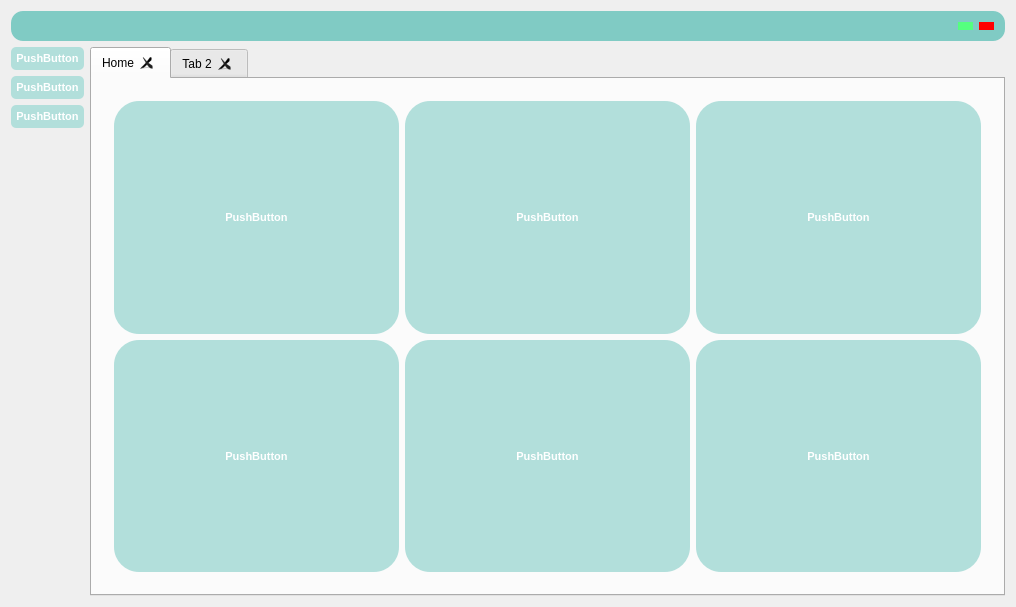
This is procurementsys.ui in zadockmaloba/ProcurementSys as Qt 5 draws it before an edit. The edited form follows.
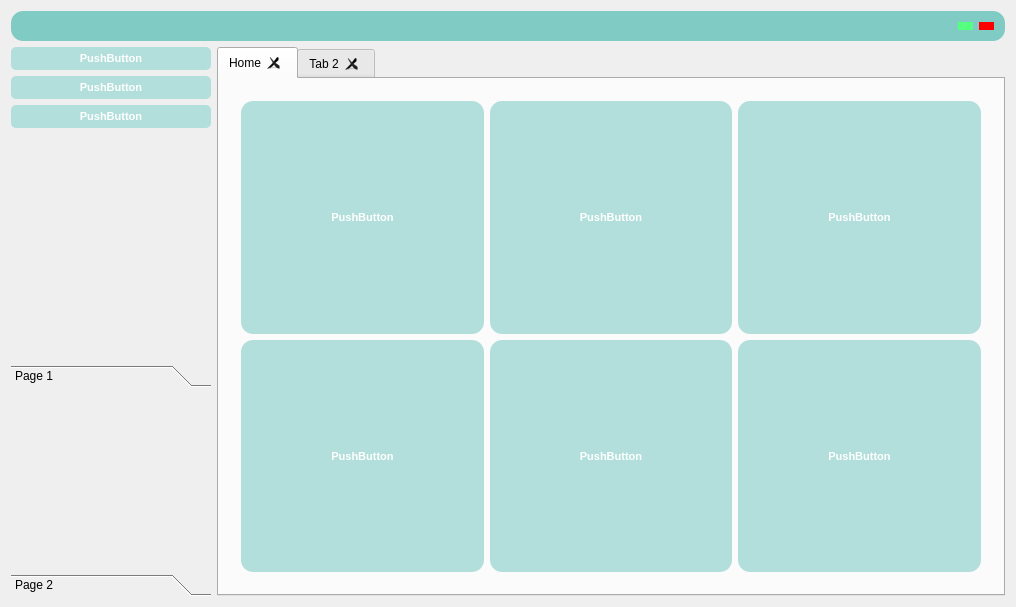
This is the edited form. Icons and pictures are not drawn.

```diff
--- a/procurementsys.ui
+++ b/procurementsys.ui
@@ -954,6 +954,51 @@
           </property>
          </spacer>
         </item>
+        <item>
+         <widget class="QToolBox" name="toolBox">
+          <property name="sizePolicy">
+           <sizepolicy hsizetype="Minimum" vsizetype="Preferred">
+            <horstretch>0</horstretch>
+            <verstretch>0</verstretch>
+           </sizepolicy>
+          </property>
+          <property name="maximumSize">
+           <size>
+            <width>200</width>
+            <height>16777215</height>
+           </size>
+          </property>
+          <property name="currentIndex">
+           <number>0</number>
+          </property>
+          <widget class="QWidget" name="page">
+           <property name="geometry">
+            <rect>
+             <x>0</x>
+             <y>0</y>
+             <width>200</width>
+             <height>174</height>
+            </rect>
+           </property>
+           <attribute name="label">
+            <string>Page 1</string>
+           </attribute>
+          </widget>
+          <widget class="QWidget" name="page_2">
+           <property name="geometry">
+            <rect>
+             <x>0</x>
+             <y>0</y>
+             <width>493</width>
+             <height>174</height>
+            </rect>
+           </property>
+           <attribute name="label">
+            <string>Page 2</string>
+           </attribute>
+          </widget>
+         </widget>
+        </item>
        </layout>
       </item>
       <item>
@@ -1021,7 +1066,7 @@
 	font-size: 11px;
 	font-weight: bold;
 	border: none;
-	border-radius: 25px;
+	border-radius: 12px;
 	padding: 5px;
 
 }
```
